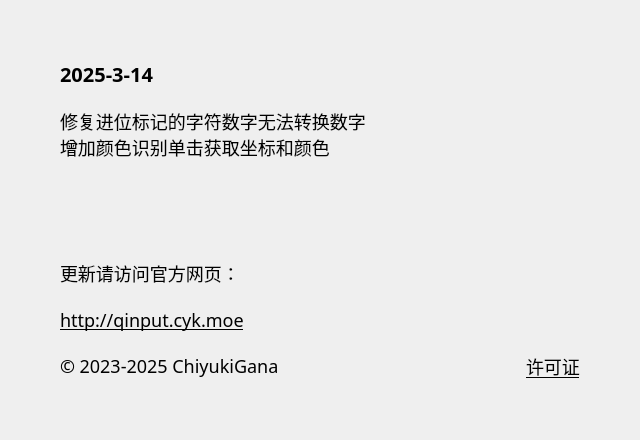
Before: the Qt Designer form source/ui/AboutUi.ui in ChiyukiGana/Quickinput, drawn with Qt 5.
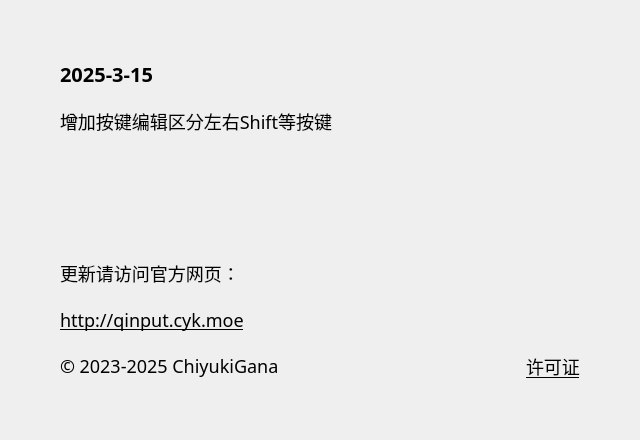
After: the same form once the commit is applied.

The edit to the form file:
```diff
--- a/source/ui/AboutUi.ui
+++ b/source/ui/AboutUi.ui
@@ -88,7 +88,7 @@
          <string notr="true">font-size:20px</string>
         </property>
         <property name="text">
-         <string>2025-3-14</string>
+         <string>2025-3-15</string>
         </property>
         <property name="textFormat">
          <enum>Qt::PlainText</enum>
@@ -104,8 +104,7 @@
          </sizepolicy>
         </property>
         <property name="text">
-         <string>修复进位标记的字符数字无法转换数字
-增加颜色识别单击获取坐标和颜色</string>
+         <string>增加按键编辑区分左右Shift等按键</string>
         </property>
         <property name="textFormat">
          <enum>Qt::PlainText</enum>
```
